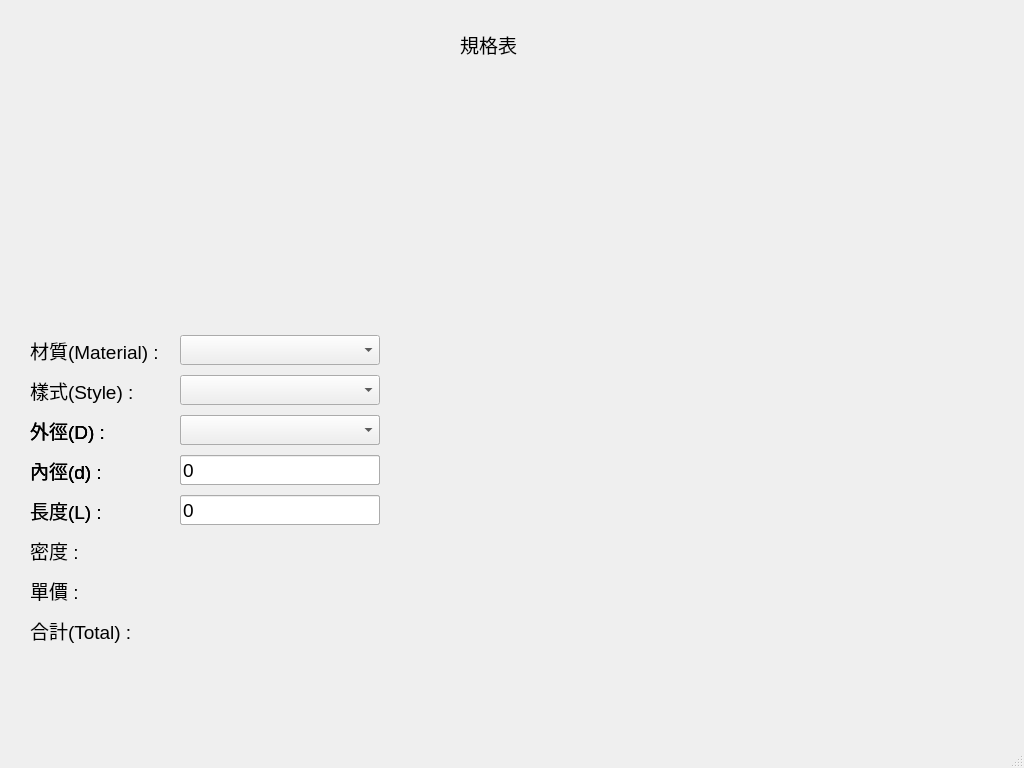
Qt form resources/ui/materialCalculationView.ui (Chia-Peng/HungPoERP) before a commit.
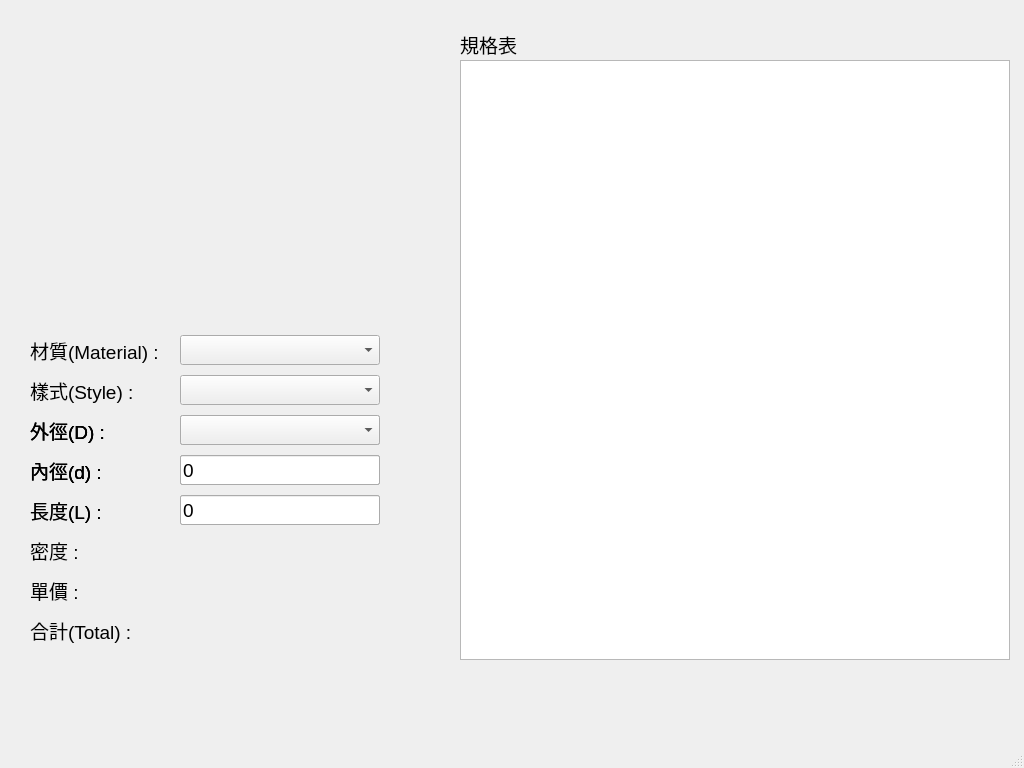
The same form after that commit.

Patch:
```diff
--- a/resources/ui/materialCalculationView.ui
+++ b/resources/ui/materialCalculationView.ui
@@ -614,7 +614,7 @@
        <x>0</x>
        <y>0</y>
        <width>550</width>
-       <height>650</height>
+       <height>30</height>
       </rect>
      </property>
      <property name="font">
@@ -629,6 +629,16 @@
       <set>Qt::AlignLeading|Qt::AlignLeft|Qt::AlignTop</set>
      </property>
     </widget>
+    <widget class="QListWidget" name="listWidget">
+     <property name="geometry">
+      <rect>
+       <x>0</x>
+       <y>30</y>
+       <width>550</width>
+       <height>600</height>
+      </rect>
+     </property>
+    </widget>
    </widget>
   </widget>
   <widget class="QMenuBar" name="menubar">
```
